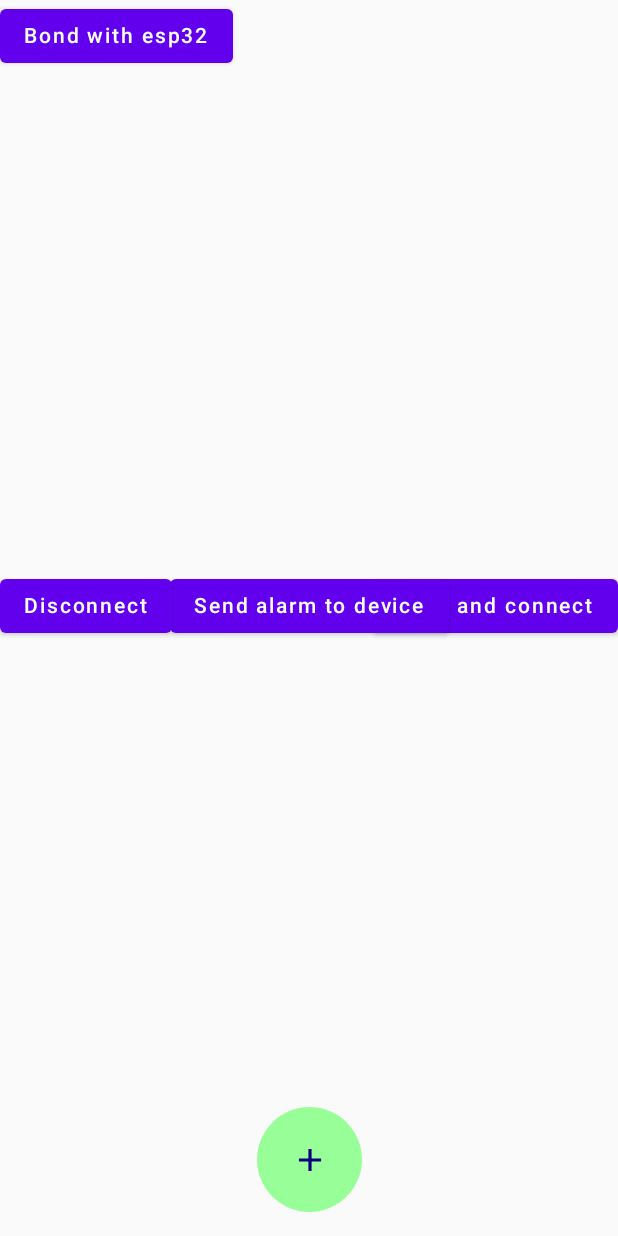
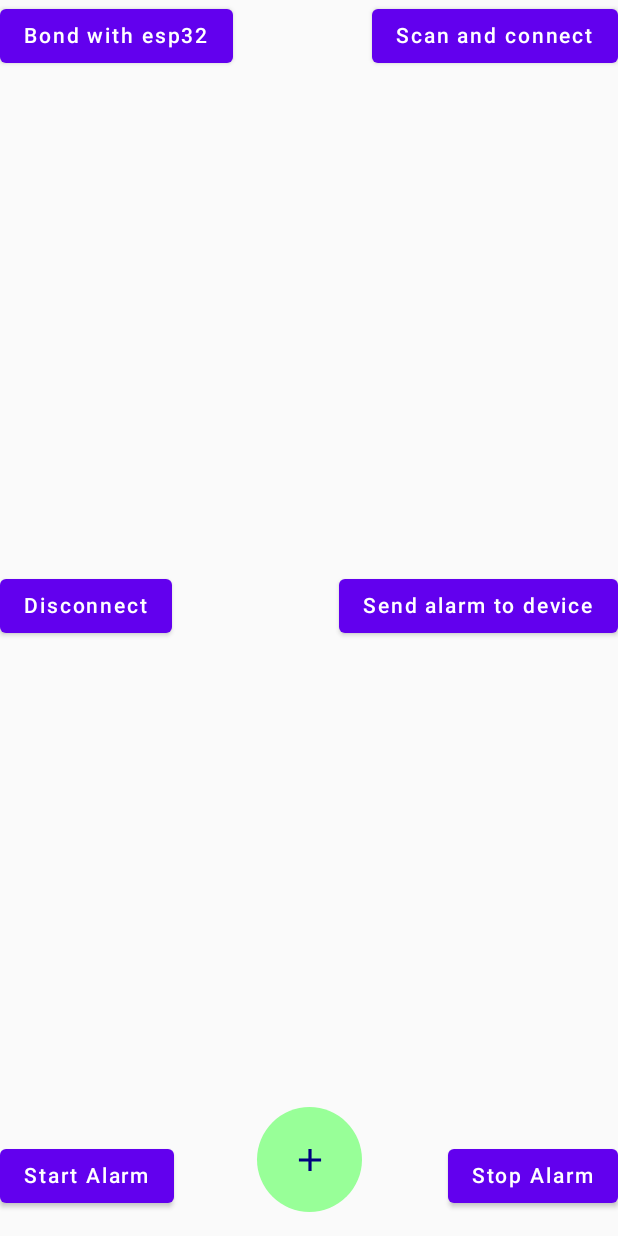
Before and after one commit to Liam-Robertson/sound-alarm, an Android app built with Jetpack Compose: the AlarmScreen screen opened through its navigation route, after a tap on "Scan and connect", on a phone screen of 412 x 824 dp. Run offline under Robolectric (Android 15) with nearby library versions, the phone set to English and light mode, and no system bars; our stand-ins replace Dagger/Hilt's generated code, Room's generated code, livedata-compose.

Commit message:
everything roughly works - about to start refactoring

```diff
--- a/app/src/main/java/com/extremewakeup/soundalarm/bluetooth/BluetoothManager.kt
+++ b/app/src/main/java/com/extremewakeup/soundalarm/bluetooth/BluetoothManager.kt
@@ -44,6 +44,7 @@ class BluetoothManager(private val context: Context) {
     // - I think the problem you're having is that you're not disconnecting properly which means that you're taking up the peripherals only connection slot
 
     // To do list:
+    // - Use the companion manager as per this talk - https://www.droidcon.com/2022/11/15/state-of-ble-on-android-in-2022/
     // - Fix the disconnect button (it should log disconnect on the esp32 side)
     // - You need to stop scanning manually - either stop when you get a specific result or stop after a period of time
     // - Add a filter to your scan
@@ -117,7 +118,6 @@ class BluetoothManager(private val context: Context) {
             if (ActivityCompat.checkSelfPermission(context, Manifest.permission.BLUETOOTH_CONNECT) != PackageManager.PERMISSION_GRANTED) {
                 return@scanForDevices
             }
-            // Delay for 2 seconds after scanning has stopped before trying to connect
             Handler(Looper.getMainLooper()).postDelayed({
                 connectToEsp32(device) {
                     Log.d("BluetoothService", "bluetoothService: Device connected, ready for commands")
@@ -155,11 +155,11 @@ class BluetoothManager(private val context: Context) {
             bluetoothAdapter?.bluetoothLeScanner?.stopScan(leScanCallback)
             Log.d("BluetoothManager", "scanForDevices: Scanning stopped")
             foundDevices.find { (it.address ?: "").contains("A8:42:E3:A8:72:B2") }?.let { device ->
-                Log.d("BluetoothManager", "FOUND ESP32_BLE_Server")
+                Log.e("BluetoothManager", "FOUND ESP32_BLE_Server")
                 Thread.sleep(2000)
                 onDeviceFound(device)
             }
-        }, 5000)
+        }, 2000)
     }
 
 
--- a/app/src/main/java/com/extremewakeup/soundalarm/bluetooth/BluetoothService.kt
+++ b/app/src/main/java/com/extremewakeup/soundalarm/bluetooth/BluetoothService.kt
@@ -30,7 +30,7 @@ class BluetoothService @Inject constructor(
         bluetoothManager.sendMessageToEsp32(alarmData)
     }
 
-    fun sendStartAlarm(alarm: Alarm) {
+    fun sendStartAlarm() {
         Log.d("BluetoothService", "BluetoothService: Sending start alarm command")
         bluetoothManager.sendMessageToEsp32("startAlarm".toByteArray())
     }
--- a/app/src/main/java/com/extremewakeup/soundalarm/ui/AlarmScreen.kt
+++ b/app/src/main/java/com/extremewakeup/soundalarm/ui/AlarmScreen.kt
@@ -109,7 +109,7 @@ fun AlarmScreen(navController: NavController, viewModel: MainViewModel, context:
             viewModel.scanAndConnect()
         },
             modifier = Modifier
-                .align(Alignment.CenterEnd)
+                .align(Alignment.TopEnd)
                 .padding(bottom = 16.dp)
         ) {
             androidx.compose.material.Text("Scan and connect")
@@ -122,10 +122,36 @@ fun AlarmScreen(navController: NavController, viewModel: MainViewModel, context:
             viewModel.sendMessageToDevice()
         },
             modifier = Modifier
-                .align(Alignment.Center)
+                .align(Alignment.CenterEnd)
                 .padding(bottom = 16.dp)
         ) {
             androidx.compose.material.Text("Send alarm to device")
+        }
+
+        Spacer(modifier = Modifier.height(8.dp))
+
+        Button(onClick = {
+            Log.d("PermissionScreen", "Start Alarm")
+            viewModel.startAlarm()
+        },
+            modifier = Modifier
+                .align(Alignment.BottomStart)
+                .padding(bottom = 16.dp)
+        ) {
+            androidx.compose.material.Text("Start Alarm")
+        }
+
+        Spacer(modifier = Modifier.height(8.dp))
+
+        Button(onClick = {
+            Log.d("PermissionScreen", "Stop Alarm")
+            viewModel.stopAlarm()
+        },
+            modifier = Modifier
+                .align(Alignment.BottomEnd)
+                .padding(bottom = 16.dp)
+        ) {
+            androidx.compose.material.Text("Stop Alarm")
         }
 
         Spacer(modifier = Modifier.height(8.dp))
```
Also changed, not shown: app/src/main/java/com/extremewakeup/soundalarm/viewmodel/MainViewModel.kt (+12 -0 lines), 7 other files.
